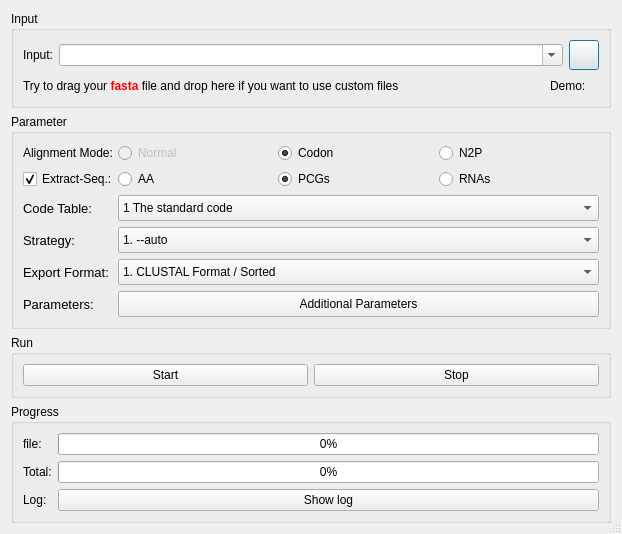
Before: the Qt Designer form PhyloSuite/uifiles/mafft.ui in dongzhang0725/PhyloSuite, drawn with Qt 5.
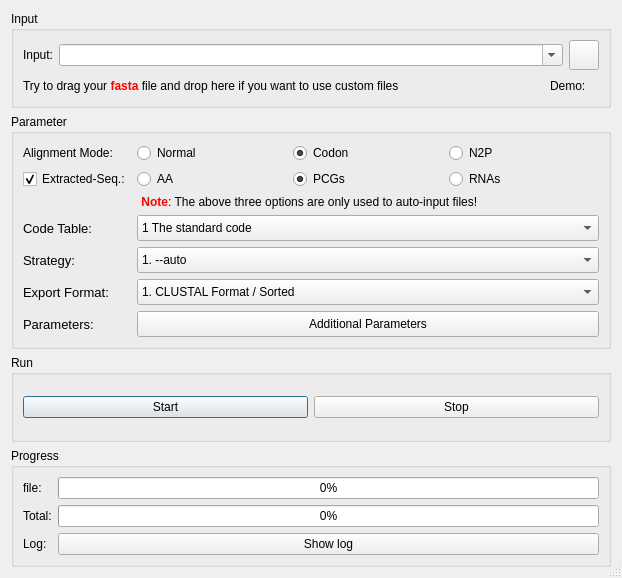
After: the same form once the commit is applied. Icons and pictures are not drawn. Custom widgets are drawn as their Qt base class.

Patch:
```diff
--- a/PhyloSuite/uifiles/mafft.ui
+++ b/PhyloSuite/uifiles/mafft.ui
@@ -7,7 +7,7 @@
     <x>0</x>
     <y>0</y>
     <width>622</width>
-    <height>492</height>
+    <height>578</height>
    </rect>
   </property>
   <property name="windowTitle">
@@ -20,6 +20,37 @@
    <bool>true</bool>
   </property>
   <layout class="QGridLayout" name="gridLayout_5">
+   <item row="2" column="0">
+    <widget class="QGroupBox" name="groupBox_3">
+     <property name="title">
+      <string>Run</string>
+     </property>
+     <layout class="QGridLayout" name="gridLayout_3" columnstretch="1,1">
+      <item row="0" column="0">
+       <widget class="ArrowPushButton" name="pushButton">
+        <property name="text">
+         <string>Start</string>
+        </property>
+        <property name="icon">
+         <iconset resource="../myRes.qrc">
+          <normaloff>:/picture/resourses/if_start_60207.png</normaloff>:/picture/resourses/if_start_60207.png</iconset>
+        </property>
+       </widget>
+      </item>
+      <item row="0" column="1">
+       <widget class="QPushButton" name="pushButton_2">
+        <property name="text">
+         <string>Stop</string>
+        </property>
+        <property name="icon">
+         <iconset resource="../myRes.qrc">
+          <normaloff>:/picture/resourses/if_Delete_1493279.png</normaloff>:/picture/resourses/if_Delete_1493279.png</iconset>
+        </property>
+       </widget>
+      </item>
+     </layout>
+    </widget>
+   </item>
    <item row="0" column="0">
     <widget class="QGroupBox" name="groupBox_4">
      <property name="title">
@@ -130,9 +161,6 @@
       <string>Parameter</string>
      </property>
      <layout class="QGridLayout" name="gridLayout_2">
-      <property name="horizontalSpacing">
-       <number>0</number>
-      </property>
       <item row="0" column="0">
        <widget class="QLabel" name="label">
         <property name="text">
@@ -143,12 +171,12 @@
         </property>
        </widget>
       </item>
-      <item row="0" column="2">
+      <item row="0" column="1">
        <layout class="QHBoxLayout" name="horizontalLayout">
         <item>
          <widget class="QRadioButton" name="normal_radioButton">
           <property name="enabled">
-           <bool>false</bool>
+           <bool>true</bool>
           </property>
           <property name="text">
            <string>Normal</string>
@@ -186,17 +214,17 @@
         </item>
        </layout>
       </item>
-      <item row="1" column="0" colspan="2">
+      <item row="1" column="0">
        <widget class="QCheckBox" name="checkBox_2">
         <property name="text">
-         <string>Extract-Seq.:</string>
+         <string>Extracted-Seq.:</string>
         </property>
         <property name="checked">
          <bool>true</bool>
         </property>
        </widget>
       </item>
-      <item row="1" column="2">
+      <item row="1" column="1">
        <layout class="QHBoxLayout" name="horizontalLayout_2">
         <item>
          <widget class="QRadioButton" name="AA_radioButton_2">
@@ -245,7 +273,17 @@
         </item>
        </layout>
       </item>
-      <item row="2" column="0">
+      <item row="2" column="0" colspan="2">
+       <widget class="QLabel" name="label_9">
+        <property name="text">
+         <string>&lt;html&gt;&lt;head/&gt;&lt;body&gt;&lt;p&gt;&lt;span style=&quot; font-weight:600; color:#ff0000;&quot;&gt;Note&lt;/span&gt;: The above three options are only used to auto-input files! &lt;/p&gt;&lt;/body&gt;&lt;/html&gt;</string>
+        </property>
+        <property name="alignment">
+         <set>Qt::AlignCenter</set>
+        </property>
+       </widget>
+      </item>
+      <item row="3" column="0">
        <widget class="QLabel" name="label_22">
         <property name="font">
          <font>
@@ -257,170 +295,7 @@
         </property>
        </widget>
       </item>
-      <item row="3" column="0">
-       <widget class="QLabel" name="label_24">
-        <property name="font">
-         <font>
-          <pointsize>10</pointsize>
-         </font>
-        </property>
-        <property name="text">
-         <string>Strategy:</string>
-        </property>
-        <property name="buddy">
-         <cstring>comboBox_3</cstring>
-        </property>
-       </widget>
-      </item>
-      <item row="3" column="2">
-       <widget class="QComboBox" name="comboBox_3">
-        <property name="sizePolicy">
-         <sizepolicy hsizetype="Expanding" vsizetype="Fixed">
-          <horstretch>0</horstretch>
-          <verstretch>0</verstretch>
-         </sizepolicy>
-        </property>
-        <property name="minimumSize">
-         <size>
-          <width>13</width>
-          <height>26</height>
-         </size>
-        </property>
-        <item>
-         <property name="text">
-          <string>1. --auto</string>
-         </property>
-        </item>
-        <item>
-         <property name="text">
-          <string>2. FFT-NS-1 (fast)</string>
-         </property>
-        </item>
-        <item>
-         <property name="text">
-          <string>3. FFT-NS-2 (default)</string>
-         </property>
-        </item>
-        <item>
-         <property name="text">
-          <string>4. G-INS-i  (accurate)</string>
-         </property>
-        </item>
-        <item>
-         <property name="text">
-          <string>5. L-INS-i  (accurate)</string>
-         </property>
-        </item>
-        <item>
-         <property name="text">
-          <string>6. E-INS-i  (accurate)</string>
-         </property>
-        </item>
-       </widget>
-      </item>
-      <item row="4" column="0">
-       <widget class="QLabel" name="label_23">
-        <property name="font">
-         <font>
-          <pointsize>10</pointsize>
-         </font>
-        </property>
-        <property name="text">
-         <string>Export Format:</string>
-        </property>
-        <property name="buddy">
-         <cstring>comboBox_2</cstring>
-        </property>
-       </widget>
-      </item>
-      <item row="4" column="2">
-       <widget class="QComboBox" name="comboBox_2">
-        <property name="sizePolicy">
-         <sizepolicy hsizetype="Expanding" vsizetype="Fixed">
-          <horstretch>0</horstretch>
-          <verstretch>0</verstretch>
-         </sizepolicy>
-        </property>
-        <property name="minimumSize">
-         <size>
-          <width>13</width>
-          <height>26</height>
-         </size>
-        </property>
-        <item>
-         <property name="text">
-          <string>1. CLUSTAL Format / Sorted</string>
-         </property>
-        </item>
-        <item>
-         <property name="text">
-          <string>2. CLUSTAL Format / Input order</string>
-         </property>
-        </item>
-        <item>
-         <property name="text">
-          <string>3. FASTA Format   / Sorted</string>
-         </property>
-        </item>
-        <item>
-         <property name="text">
-          <string>4. FASTA Format   / Input order</string>
-         </property>
-        </item>
-        <item>
-         <property name="text">
-          <string>5. PHYLIP Format  / Sorted</string>
-         </property>
-        </item>
-        <item>
-         <property name="text">
-          <string>6. PHYLIP Format  / Input order</string>
-         </property>
-        </item>
-       </widget>
-      </item>
-      <item row="5" column="0">
-       <widget class="QLabel" name="label_25">
-        <property name="font">
-         <font>
-          <pointsize>10</pointsize>
-         </font>
-        </property>
-        <property name="text">
-         <string>Parameters:</string>
-        </property>
-        <property name="buddy">
-         <cstring>comboBox_2</cstring>
-        </property>
-       </widget>
-      </item>
-      <item row="5" column="2">
-       <widget class="QPushButton" name="pushButton_par">
-        <property name="sizePolicy">
-         <sizepolicy hsizetype="Expanding" vsizetype="Fixed">
-          <horstretch>0</horstretch>
-          <verstretch>0</verstretch>
-         </sizepolicy>
-        </property>
-        <property name="minimumSize">
-         <size>
-          <width>0</width>
-          <height>26</height>
-         </size>
-        </property>
-        <property name="layoutDirection">
-         <enum>Qt::LeftToRight</enum>
-        </property>
-        <property name="text">
-         <string>Additional Parameters</string>
-        </property>
-        <property name="icon">
-         <iconset resource="../myRes.qrc">
-          <normaloff>:/picture/resourses/keynote.png</normaloff>:/picture/resourses/keynote.png</iconset>
-        </property>
-       </widget>
-      </item>
-      <item row="2" column="2">
+      <item row="3" column="1">
        <widget class="QComboBox" name="comboBox_9">
         <property name="sizePolicy">
          <sizepolicy hsizetype="Expanding" vsizetype="Fixed">
@@ -565,34 +440,166 @@
         </item>
        </widget>
       </item>
-     </layout>
-    </widget>
-   </item>
-   <item row="2" column="0">
-    <widget class="QGroupBox" name="groupBox_3">
-     <property name="title">
-      <string>Run</string>
-     </property>
-     <layout class="QGridLayout" name="gridLayout_3" columnstretch="1,1">
-      <item row="0" column="0">
-       <widget class="ArrowPushButton" name="pushButton">
+      <item row="4" column="0">
+       <widget class="QLabel" name="label_24">
+        <property name="font">
+         <font>
+          <pointsize>10</pointsize>
+         </font>
+        </property>
         <property name="text">
-         <string>Start</string>
+         <string>Strategy:</string>
         </property>
-        <property name="icon">
-         <iconset resource="../myRes.qrc">
-          <normaloff>:/picture/resourses/if_start_60207.png</normaloff>:/picture/resourses/if_start_60207.png</iconset>
+        <property name="buddy">
+         <cstring>comboBox_3</cstring>
         </property>
        </widget>
       </item>
-      <item row="0" column="1">
-       <widget class="QPushButton" name="pushButton_2">
+      <item row="4" column="1">
+       <widget class="QComboBox" name="comboBox_3">
+        <property name="sizePolicy">
+         <sizepolicy hsizetype="Expanding" vsizetype="Fixed">
+          <horstretch>0</horstretch>
+          <verstretch>0</verstretch>
+         </sizepolicy>
+        </property>
+        <property name="minimumSize">
+         <size>
+          <width>13</width>
+          <height>26</height>
+         </size>
+        </property>
+        <item>
+         <property name="text">
+          <string>1. --auto</string>
+         </property>
+        </item>
+        <item>
+         <property name="text">
+          <string>2. FFT-NS-1 (fast)</string>
+         </property>
+        </item>
+        <item>
+         <property name="text">
+          <string>3. FFT-NS-2 (default)</string>
+         </property>
+        </item>
+        <item>
+         <property name="text">
+          <string>4. G-INS-i  (accurate)</string>
+         </property>
+        </item>
+        <item>
+         <property name="text">
+          <string>5. L-INS-i  (accurate)</string>
+         </property>
+        </item>
+        <item>
+         <property name="text">
+          <string>6. E-INS-i  (accurate)</string>
+         </property>
+        </item>
+       </widget>
+      </item>
+      <item row="5" column="0">
+       <widget class="QLabel" name="label_23">
+        <property name="font">
+         <font>
+          <pointsize>10</pointsize>
+         </font>
+        </property>
         <property name="text">
-         <string>Stop</string>
+         <string>Export Format:</string>
         </property>
+        <property name="buddy">
+         <cstring>comboBox_2</cstring>
+        </property>
+       </widget>
+      </item>
+      <item row="5" column="1">
+       <widget class="QComboBox" name="comboBox_2">
+        <property name="sizePolicy">
+         <sizepolicy hsizetype="Expanding" vsizetype="Fixed">
+          <horstretch>0</horstretch>
+          <verstretch>0</verstretch>
+         </sizepolicy>
+        </property>
+        <property name="minimumSize">
+         <size>
+          <width>13</width>
+          <height>26</height>
+         </size>
+        </property>
+        <item>
+         <property name="text">
+          <string>1. CLUSTAL Format / Sorted</string>
+         </property>
+        </item>
+        <item>
+         <property name="text">
+          <string>2. CLUSTAL Format / Input order</string>
+         </property>
+        </item>
+        <item>
+         <property name="text">
+          <string>3. FASTA Format   / Sorted</string>
+         </property>
+        </item>
+        <item>
+         <property name="text">
+          <string>4. FASTA Format   / Input order</string>
+         </property>
+        </item>
+        <item>
+         <property name="text">
+          <string>5. PHYLIP Format  / Sorted</string>
+         </property>
+        </item>
+        <item>
+         <property name="text">
+          <string>6. PHYLIP Format  / Input order</string>
+         </property>
+        </item>
+       </widget>
+      </item>
+      <item row="6" column="0">
+       <widget class="QLabel" name="label_25">
+        <property name="font">
+         <font>
+          <pointsize>10</pointsize>
+         </font>
+        </property>
+        <property name="text">
+         <string>Parameters:</string>
+        </property>
+        <property name="buddy">
+         <cstring>comboBox_2</cstring>
+        </property>
+       </widget>
+      </item>
+      <item row="6" column="1">
+       <widget class="QPushButton" name="pushButton_par">
+        <property name="sizePolicy">
+         <sizepolicy hsizetype="Expanding" vsizetype="Fixed">
+          <horstretch>0</horstretch>
+          <verstretch>0</verstretch>
+         </sizepolicy>
+        </property>
+        <property name="minimumSize">
+         <size>
+          <width>0</width>
+          <height>26</height>
+         </size>
+        </property>
+        <property name="layoutDirection">
+         <enum>Qt::LeftToRight</enum>
+        </property>
+        <property name="text">
+         <string>Additional Parameters</string>
+        </property>
         <property name="icon">
          <iconset resource="../myRes.qrc">
-          <normaloff>:/picture/resourses/if_Delete_1493279.png</normaloff>:/picture/resourses/if_Delete_1493279.png</iconset>
+          <normaloff>:/picture/resourses/keynote.png</normaloff>:/picture/resourses/keynote.png</iconset>
         </property>
        </widget>
       </item>
```
Left out of the diff: 2 changed lines with no effect on the pictures.
